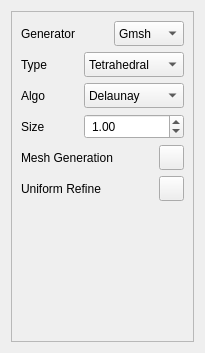
OpenDigitalTwin-Dev/FENGSim, file starter/FENGSim/Mesh/MeshDockWidget.ui: the form before one commit.
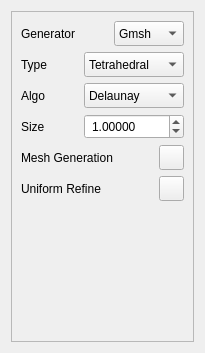
The form after the commit. Icons and pictures are not drawn.

Diff of the .ui file:
```diff
--- a/starter/FENGSim/Mesh/MeshDockWidget.ui
+++ b/starter/FENGSim/Mesh/MeshDockWidget.ui
@@ -225,6 +225,9 @@
           <property name="styleSheet">
            <string notr="true">padding-left: 3px;</string>
           </property>
+          <property name="decimals">
+           <number>5</number>
+          </property>
           <property name="maximum">
            <double>10000.000000000000000</double>
           </property>
```
